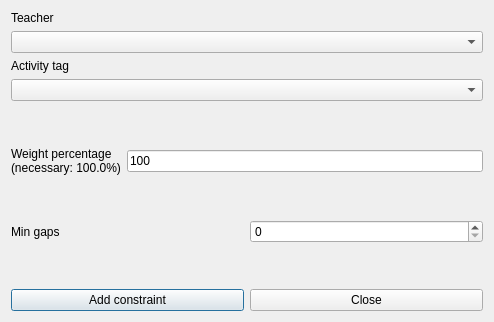
Old version of the form fet/src/interface/addconstraintteachermingapsbetweenactivitytagform_template.ui in the repository vonmecheln/fet.
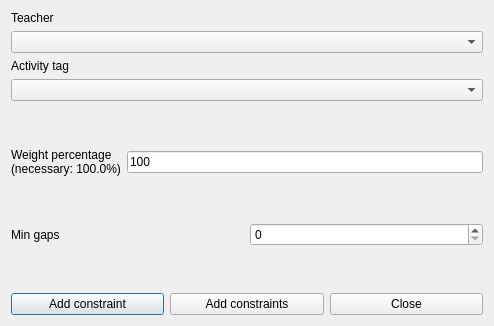
New version of the form.

Patch:
```diff
--- a/fet/src/interface/addconstraintteachermingapsbetweenactivitytagform_template.ui
+++ b/fet/src/interface/addconstraintteachermingapsbetweenactivitytagform_template.ui
@@ -7,7 +7,7 @@
     <x>0</x>
     <y>0</y>
     <width>494</width>
-    <height>322</height>
+    <height>326</height>
    </rect>
   </property>
   <property name="windowTitle">
@@ -184,6 +184,13 @@
        </property>
       </widget>
      </item>
+     <item>
+      <widget class="QPushButton" name="addConstraintsPushButton">
+       <property name="text">
+        <string>Add constraints</string>
+       </property>
+      </widget>
+     </item>
      <item>
       <widget class="QPushButton" name="closePushButton">
        <property name="text">
```
